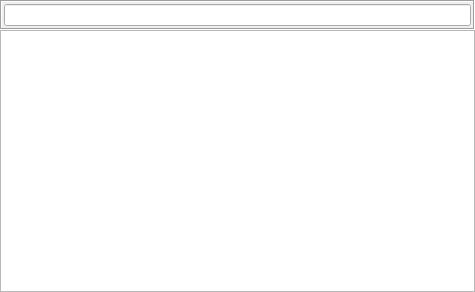
RetroShare/RetroShare, file retroshare-gui/src/gui/common/NewFriendList.ui: the form before one commit.
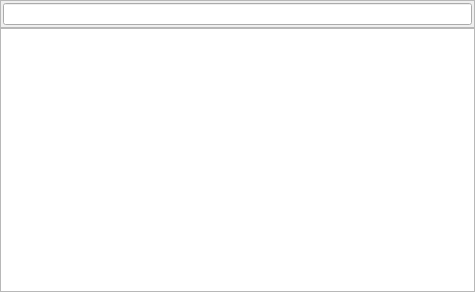
The form after the commit. Custom widgets are drawn as their Qt base class.

Commit message:
Fixed some frames to get compatible for system style
* Fixed some frames to get compatible for system style
* update macos package script

What changed in the file:
```diff
--- a/retroshare-gui/src/gui/common/NewFriendList.ui
+++ b/retroshare-gui/src/gui/common/NewFriendList.ui
@@ -29,10 +29,10 @@
    <item>
     <widget class="QFrame" name="toolBarFrame">
      <property name="frameShape">
-      <enum>QFrame::Box</enum>
+      <enum>QFrame::StyledPanel</enum>
      </property>
      <property name="frameShadow">
-      <enum>QFrame::Sunken</enum>
+      <enum>QFrame::Raised</enum>
      </property>
      <layout class="QHBoxLayout" name="toolBarFrame_HL">
       <property name="spacing">
```
The commit also changes 7 other files.
